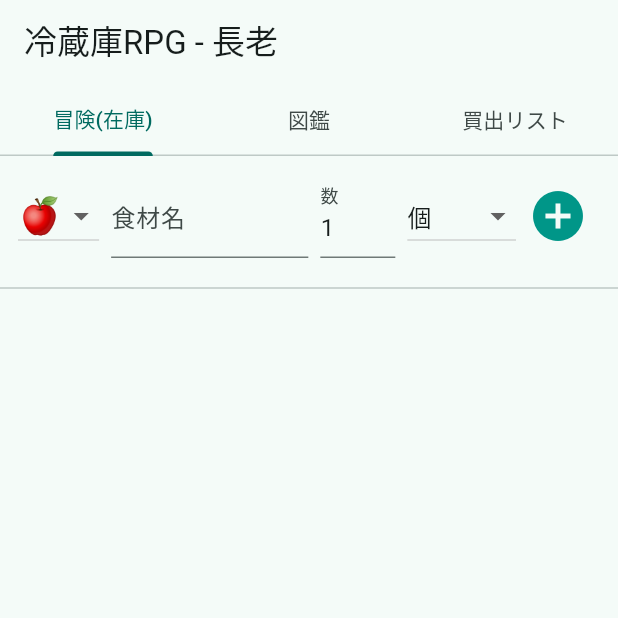
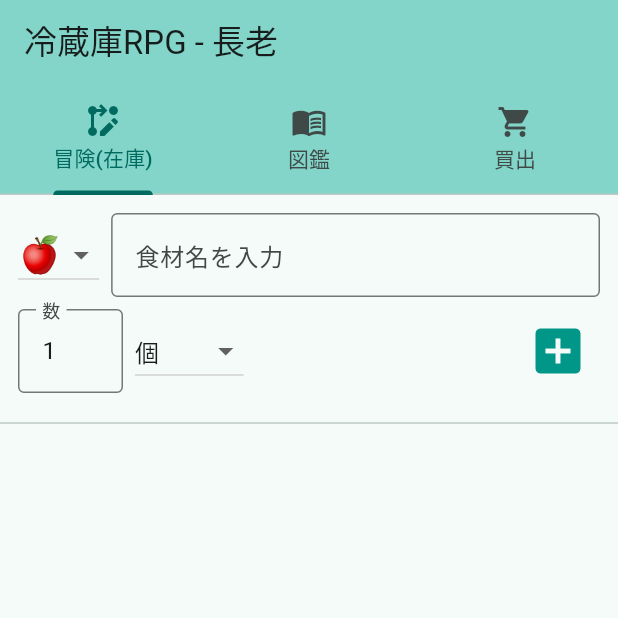
Before and after one commit to cdsa1230126-ai/reizoko_app, a Flutter app: the screen it shows after launch, on a phone screen of 412 x 824 dp, the top half of it. Run offline on Flutter 3.47's test engine with Material 3 defaults, Android fonts, the phone set to English and light mode, and no system bars; our stand-ins replace camera, shared_preferences; missing offline and left inert: dart:html.

Commit message:
Update main.dart

```diff
--- a/lib/main.dart
+++ b/lib/main.dart
@@ -23,8 +23,9 @@ class ReizokoApp extends StatelessWidget {
   Widget build(BuildContext context) {
     return MaterialApp(
       title: '冷蔵庫RPG',
+      // マテリアル3を維持しつつ、壊れたUIを直す
       theme: ThemeData(
-        colorScheme: ColorScheme.fromSeed(seedColor: Colors.teal, brightness: Brightness.light),
+        colorScheme: ColorScheme.fromSeed(seedColor: Colors.teal),
         useMaterial3: true,
       ),
       home: ReizokoHomePage(cameras: cameras),
@@ -50,10 +51,8 @@ class _ReizokoHomePageState extends State<ReizokoHomePage> with TickerProviderSt
   final TextEditingController _countController = TextEditingController(text: "1");
   DateTime _selectedDate = DateTime.now().add(const Duration(days: 7));
   String _selectedIcon = "🍎";
-
-  // 最強の単位ラインナップ
-  final List<String> _unitOptions = ["個", "kg", "g", "本", "ml", "L", "パック", "袋", "玉", "切"];
   String _selectedUnit = "個";
+  final List<String> _unitOptions = ["個", "kg", "g", "本", "ml", "L", "パック", "袋", "玉"];
 
   late AnimationController _blinkController;
 
@@ -66,7 +65,6 @@ class _ReizokoHomePageState extends State<ReizokoHomePage> with TickerProviderSt
       duration: const Duration(milliseconds: 700),
     )..repeat(reverse: true);
 
-    // 食材名の入力監視
     _itemController.addListener(_autoDetectItems);
   }
 
@@ -78,19 +76,17 @@ class _ReizokoHomePageState extends State<ReizokoHomePage> with TickerProviderSt
     super.dispose();
   }
 
-  // 入力された文字から単位とアイコンを自動予測
+  // --- 最強機能：お米自動判別 ---
   void _autoDetectItems() {
     String text = _itemController.text;
     if (text.contains("米") || text.contains("こめ") || text.contains("コメ")) {
       if (_selectedUnit != "kg") {
-        setState(() { _selectedUnit = "kg"; _selectedIcon = "🍚"; _countController.text = "5"; });
+        setState(() {
+          _selectedUnit = "kg";
+          _selectedIcon = "🍚";
+          _countController.text = "5"; // 米なら5kg提案
+        });
       }
-    } else if (text.contains("牛乳") || text.contains("ミルク") || text.contains("酒") || text.contains("水")) {
-      if (_selectedUnit != "ml" && _selectedUnit != "L") {
-        setState(() { _selectedUnit = "ml"; _selectedIcon = "🥛"; _countController.text = "1000"; });
-      }
-    } else if (text.contains("肉") || text.contains("にく")) {
-      setState(() { _selectedIcon = "🥩"; });
     }
   }
 
@@ -135,6 +131,7 @@ class _ReizokoHomePageState extends State<ReizokoHomePage> with TickerProviderSt
   void _updateCount(int index, double delta) {
     setState(() {
       inventory[index]['count'] += delta;
+      // 計算誤差対策として非常に小さな数字で判定
       if (inventory[index]['count'] <= 0.001) {
         shoppingList.add(inventory[index]['name']);
         inventory.removeAt(index);
@@ -145,25 +142,38 @@ class _ReizokoHomePageState extends State<ReizokoHomePage> with TickerProviderSt
 
   @override
   Widget build(BuildContext context) {
+    // 壊れる前のスッキリしたタブ・レイアウトを復元
     return DefaultTabController(
       length: 3,
       child: Scaffold(
         appBar: AppBar(
           title: Text("冷蔵庫RPG - $characterMode"),
-          bottom: const TabBar(tabs: [Tab(text: "冒険(在庫)"), Tab(text: "図鑑"), Tab(text: "買出リスト")]),
+          backgroundColor: Theme.of(context).colorScheme.inversePrimary,
+          bottom: const TabBar(
+            tabs: [
+              Tab(icon: Icon(Icons.rebase_edit), text: "冒険(在庫)"),
+              Tab(icon: Icon(Icons.menu_book), text: "図鑑"),
+              Tab(icon: Icon(Icons.shopping_cart), text: "買出"),
+            ],
+          ),
         ),
-        body: TabBarView(children: [ _buildInventoryPage(), _buildBookPage(), _buildShoppingPage() ]),
+        body: TabBarView(
+          children: [ _buildInventoryPage(), _buildBookPage(), _buildShoppingPage() ],
+        ),
       ),
     );
   }
 
+  // --- 1. 冒険(在庫)ページ ---
   Widget _buildInventoryPage() {
     return Column(
       children: [
+        // スマホでも崩れないように、Paddingを適切に取りレイアウト
         Padding(
           padding: const EdgeInsets.all(12.0),
           child: Column(
             children: [
+              // 1段目：食材名とアイコン
               Row(
                 children: [
                   DropdownButton<String>(
@@ -172,49 +182,71 @@ class _ReizokoHomePageState extends State<ReizokoHomePage> with TickerProviderSt
                     onChanged: (v) => setState(() => _selectedIcon = v!),
                   ),
                   const SizedBox(width: 8),
-                  Expanded(child: TextField(controller: _itemController, decoration: const InputDecoration(labelText: "食材名"))),
+                  Expanded(
+                    child: TextField(
+                      controller: _itemController,
+                      decoration: const InputDecoration(labelText: "食材名を入力", border: OutlineInputBorder()),
+                    ),
+                  ),
+                ],
+              ),
+              const SizedBox(height: 8),
+              // 2段目：数、単位、そして追加ボタン
+              Row(
+                children: [
+                  SizedBox(
+                    width: 70,
+                    child: TextField(
+                      controller: _countController,
+                      keyboardType: TextInputType.number,
+                      decoration: const InputDecoration(labelText: "数", border: OutlineInputBorder()),
+                    ),
+                  ),
                   const SizedBox(width: 8),
-                  SizedBox(width: 50, child: TextField(controller: _countController, keyboardType: TextInputType.number, decoration: const InputDecoration(labelText: "数"))),
-                  const SizedBox(width: 8),
-                  // ★単位を自由に選べるドロップダウン
+                  // ★単位を自分で選べるドロップダウン（UI崩れ防止のためスリムに）
                   DropdownButton<String>(
                     value: _selectedUnit,
                     items: _unitOptions.map((u) => DropdownMenuItem(value: u, child: Text(u))).toList(),
                     onChanged: (v) => setState(() => _selectedUnit = v!),
                   ),
-                  IconButton(icon: const Icon(Icons.add_circle, color: Colors.teal, size: 40), onPressed: _addItem),
+                  const Spacer(), // 右端へ寄せる
+                  // 追加ボタンをスッキリと
+                  IconButton(icon: const Icon(Icons.add_box, color: Colors.teal, size: 40), onPressed: _addItem),
                 ],
               ),
             ],
           ),
         ),
         const Divider(),
+        // リスト表示（最強機能：お米の消費に対応）
         Expanded(
           child: ListView.builder(
             itemCount: inventory.length,
             itemBuilder: (context, index) {
               final item = inventory[index];
               final String unit = item['unit'] ?? "個";
-              final bool isKg = unit == "kg";
+              final bool isRice = unit == "kg";
               return Card(
                 margin: const EdgeInsets.symmetric(horizontal: 10, vertical: 4),
                 child: ListTile(
                   leading: Text(item['icon'], style: const TextStyle(fontSize: 30)),
                   title: Text(item['name']),
-                  subtitle: Text("${item['count'].toStringAsFixed(2)} $unit"),
+                  // 数を美しく表示（kgなどは小数点2桁まで）
+                  subtitle: Text("${item['count'].toStringAsFixed(isRice ? 2 : 0)} $unit"),
                   trailing: Row(
                     mainAxisSize: MainAxisSize.min,
                     children: [
-                      if (isKg) ...[
+                      if (isRice) ...[
+                        // 最強機能：1合炊く
                         ElevatedButton(
                           onPressed: () => _updateCount(index, -0.15),
                           style: ElevatedButton.styleFrom(padding: const EdgeInsets.symmetric(horizontal: 8)),
-                          child: const Text("1合炊く"),
+                          child: const Text("1合"),
                         ),
-                        const SizedBox(width: 8),
+                        const SizedBox(width: 4),
                       ],
-                      IconButton(icon: const Icon(Icons.remove_circle_outline, color: Colors.orange), onPressed: () => _updateCount(index, isKg ? -0.5 : -1)),
-                      IconButton(icon: const Icon(Icons.add_circle_outline, color: Colors.blue), onPressed: () => _updateCount(index, isKg ? 0.5 : 1)),
+                      IconButton(icon: const Icon(Icons.remove_circle_outline, color: Colors.orange), onPressed: () => _updateCount(index, isRice ? -0.5 : -1)),
+                      IconButton(icon: const Icon(Icons.add_circle_outline, color: Colors.blue), onPressed: () => _updateCount(index, isRice ? 0.5 : 1)),
                     ],
                   ),
                 ),
@@ -226,6 +258,9 @@ class _ReizokoHomePageState extends State<ReizokoHomePage> with TickerProviderSt
     );
   }
 
-  Widget _buildBookPage() { return const Center(child: Text("図鑑モード：発見した食材が記録されます")); }
-  Widget _buildShoppingPage() { return const Center(child: Text("買出リスト：使い切った食材がここに並びます")); }
+  // --- 2. 図鑑ページ（今回は機能復元に集中） ---
+  Widget _buildBookPage() { return const Center(child: Text("図鑑モード")); }
+
+  // --- 3. 買出ページ ---
+  Widget _buildShoppingPage() { return const Center(child: Text("買出リスト")); }
 }
```
